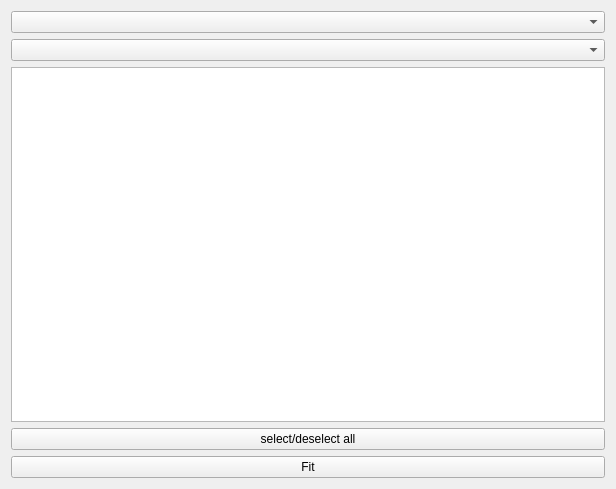
This is source/Gui/Ui_Batchfitter.ui in lasersphere/Tilda as Qt 5 draws it before an edit. The edited form follows.
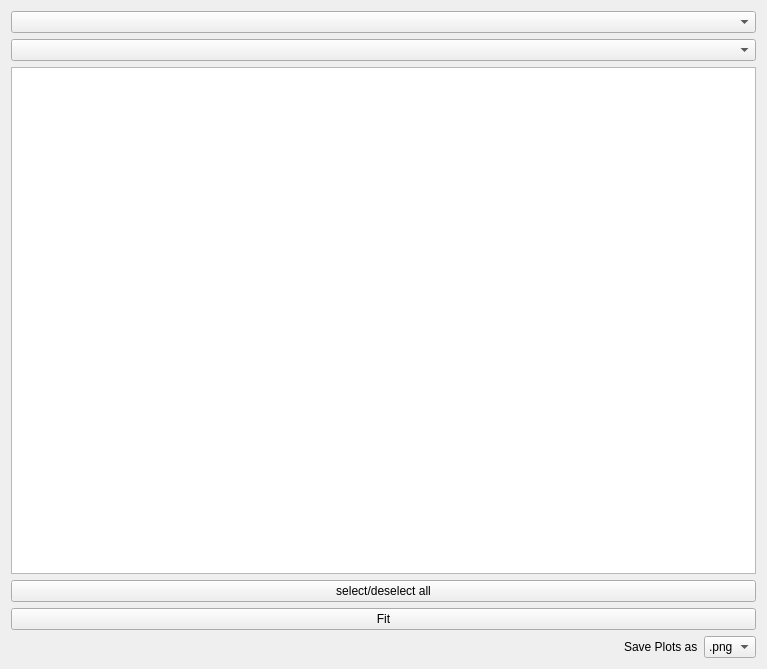
This is the edited form.

What changed in the file:
```diff
--- a/source/Gui/Ui_Batchfitter.ui
+++ b/source/Gui/Ui_Batchfitter.ui
@@ -6,8 +6,8 @@
    <rect>
     <x>0</x>
     <y>0</y>
-    <width>616</width>
-    <height>489</height>
+    <width>767</width>
+    <height>669</height>
    </rect>
   </property>
   <property name="windowTitle">
@@ -41,6 +41,49 @@
      </property>
     </widget>
    </item>
+   <item>
+    <layout class="QHBoxLayout" name="horizontalLayout">
+     <item>
+      <spacer name="horizontalSpacer">
+       <property name="orientation">
+        <enum>Qt::Horizontal</enum>
+       </property>
+       <property name="sizeHint" stdset="0">
+        <size>
+         <width>40</width>
+         <height>20</height>
+        </size>
+       </property>
+      </spacer>
+     </item>
+     <item>
+      <widget class="QLabel" name="label">
+       <property name="text">
+        <string>Save Plots as</string>
+       </property>
+      </widget>
+     </item>
+     <item>
+      <widget class="QComboBox" name="savePlotAs">
+       <item>
+        <property name="text">
+         <string>.png</string>
+        </property>
+       </item>
+       <item>
+        <property name="text">
+         <string>.pdf</string>
+        </property>
+       </item>
+       <item>
+        <property name="text">
+         <string>.eps</string>
+        </property>
+       </item>
+      </widget>
+     </item>
+    </layout>
+   </item>
   </layout>
  </widget>
  <resources/>
```
